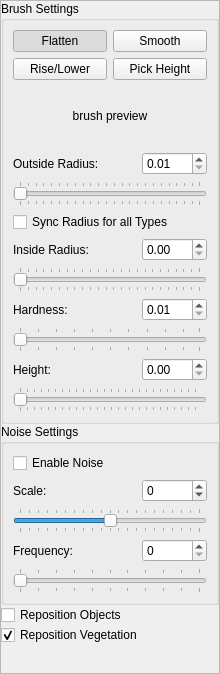
First picture: the form in dev/Code/Sandbox/Editor/TerrainModifyPanel.ui, repository aws/lumberyard, before the edit.
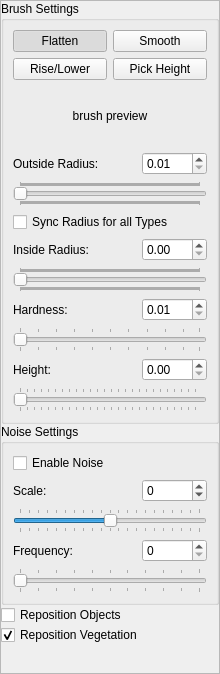
Second picture: the form after the edit. Custom widgets are drawn as their Qt base class.

Patch:
```diff
--- a/dev/Code/Sandbox/Editor/TerrainModifyPanel.ui
+++ b/dev/Code/Sandbox/Editor/TerrainModifyPanel.ui
@@ -215,7 +215,7 @@
              <number>1</number>
             </property>
             <property name="maximum">
-             <number>230</number>
+             <number>20000</number>
             </property>
             <property name="orientation">
              <enum>Qt::Horizontal</enum>
@@ -271,7 +271,7 @@
           <item>
            <widget class="QSlider" name="brushInsideRadiusSlider">
             <property name="maximum">
-             <number>230</number>
+             <number>20000</number>
             </property>
             <property name="orientation">
              <enum>Qt::Horizontal</enum>
```
